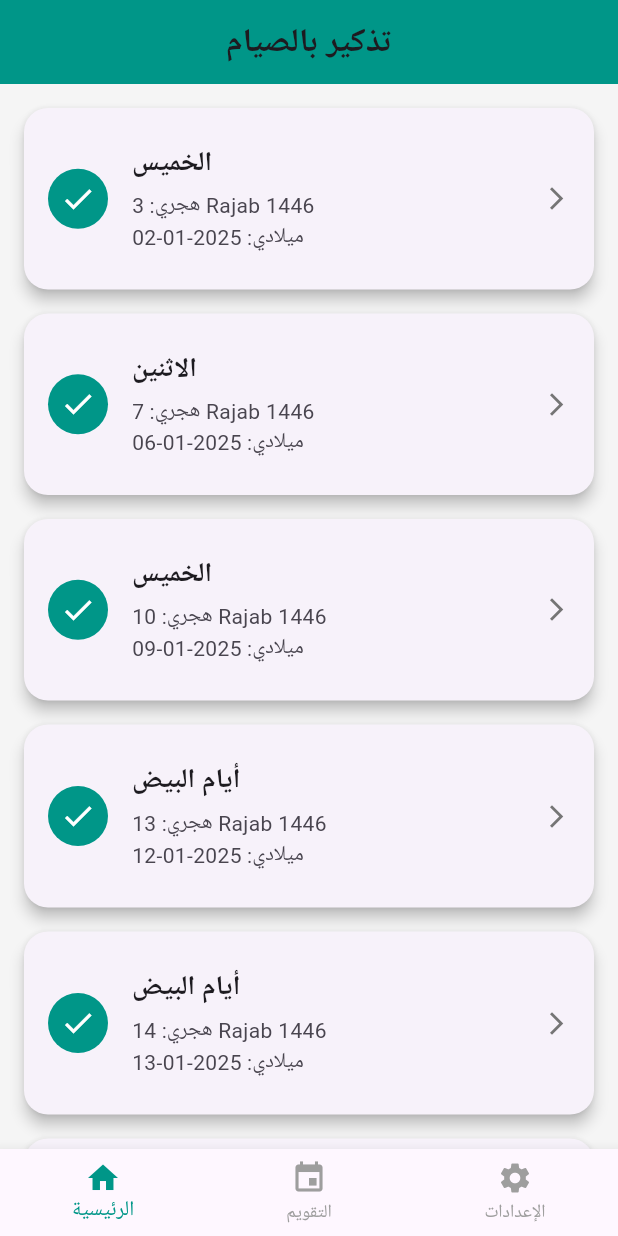
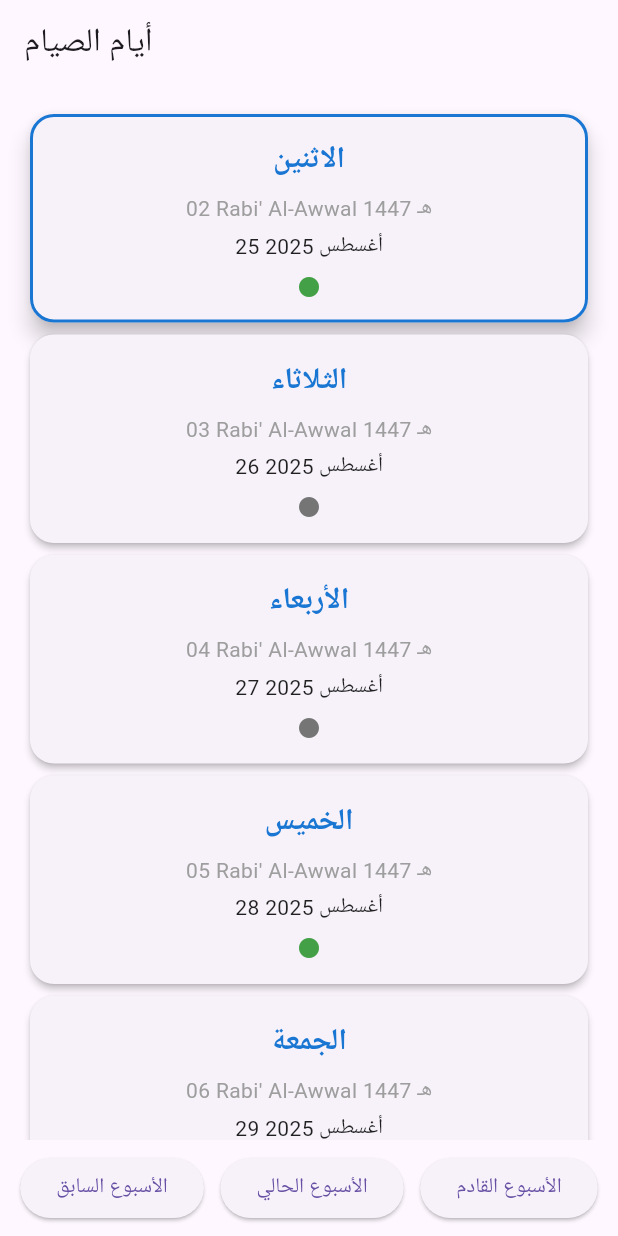
Before and after one commit to SaadElsayed93/SoomApp, a Flutter app: the screen it shows after launch, on a phone screen of 412 x 824 dp. Run offline on Flutter 3.47's test engine with Material 3 defaults, Android fonts, the phone set to English and light mode, and no system bars; our stand-ins replace hijri.

Commit message:
Refactor fasting reminder app: remove unused files, enhance FastingDay model, and improve UI components

```diff
--- /dev/null
+++ b/lib/core/theme/app_colors.dart
@@ -0,0 +1,6 @@
+import 'package:flutter/material.dart';
+
+class AppColors {
+  static const primary = Color(0xFF1976D2);
+  static const background = Color(0xFFF5F5F5);
+}
--- /dev/null
+++ b/lib/core/theme/app_text_styles.dart
@@ -0,0 +1,13 @@
+import 'package:flutter/material.dart';
+import 'app_colors.dart';
+
+class AppTextStyles {
+  static const title = TextStyle(fontSize: 18, fontWeight: FontWeight.bold);
+  static const subtitle = TextStyle(fontSize: 14, color: Colors.grey);
+  static const body = TextStyle(fontSize: 14, color: Colors.black87);
+  static const headline = TextStyle(
+    fontSize: 20,
+    fontWeight: FontWeight.bold,
+    color: AppColors.primary,
+  );
+}
--- /dev/null
+++ b/lib/core/utils/date_helper.dart
@@ -0,0 +1,53 @@
+import 'package:intl/intl.dart';
+import 'package:hijri/hijri_calendar.dart';
+
+class DateHelper {
+  static final Map<String, String> _hijriMonthsMap = {
+    "Muharram": "محرم",
+    "Safar": "صفر",
+    "Rabi al-Awwal": "ربيع الأول",
+    "Rabi al-Thani": "ربيع الآخر",
+    "Jumada al-Awwal": "جمادى الأولى",
+    "Jumada al-Thani": "جمادى الآخرة",
+    "Rajab": "رجب",
+    "Shaban": "شعبان",
+    "Ramadan": "رمضان",
+    "Shawwal": "شوال",
+    "Dhul-Qadah": "ذو القعدة",
+    "Dhul-Hijjah": "ذو الحجة",
+  };
+
+  static String getDayName(DateTime date) {
+    const names = {
+      1: "الاثنين",
+      2: "الثلاثاء",
+      3: "الأربعاء",
+      4: "الخميس",
+      5: "الجمعة",
+      6: "السبت",
+      7: "الأحد",
+    };
+    return names[date.weekday] ?? "";
+  }
+
+  static String formatHijri(DateTime date) {
+    final hijri = HijriCalendar.fromDate(date);
+    String raw = hijri.toFormat("dd MMMM yyyy");
+    _hijriMonthsMap.forEach((en, ar) {
+      raw = raw.replaceAll(en, ar);
+    });
+    return "$raw هـ";
+  }
+
+  static String formatDate(DateTime date) {
+    return DateFormat("dd/MM/yyyy").format(date);
+  }
+
+  static String formatGregorian(DateTime date) {
+    try {
+      return DateFormat("d MMMM yyyy", "ar").format(date);
+    } catch (_) {
+      return DateFormat("d MMMM yyyy").format(date);
+    }
+  }
+}
--- a/lib/main.dart
+++ b/lib/main.dart
@@ -1,22 +1,21 @@
 import 'package:flutter/material.dart';
+import 'package:intl/date_symbol_data_local.dart';
 import 'screens/home_screen.dart';
 
-void main() {
-  runApp(const FastingReminderApp());
+Future<void> main() async {
+  WidgetsFlutterBinding.ensureInitialized();
+  await initializeDateFormatting('ar', null);
+  runApp(const FastingApp());
 }
 
-class FastingReminderApp extends StatelessWidget {
-  const FastingReminderApp({super.key});
+class FastingApp extends StatelessWidget {
+  const FastingApp({super.key});
 
   @override
   Widget build(BuildContext context) {
     return MaterialApp(
-      title: "تذكير بالصيام",
-      theme: ThemeData(
-        primarySwatch: Colors.teal,
-        fontFamily: "Roboto",
-      ),
-      debugShowCheckedModeBanner: false,
+      title: "تطبيق الصيام",
+      theme: ThemeData(primarySwatch: Colors.blue),
       home: const HomeScreen(),
     );
   }
--- a/lib/models/fasting_day.dart
+++ b/lib/models/fasting_day.dart
@@ -1,17 +1,9 @@
-import '../services/fasting_calculator.dart';
+enum FastingType { recommended, forbidden, normal }
 
 class FastingDay {
   final DateTime date;
-  final String nameAr;
-  final String hijriDate;
-  final String gregorianDate;
   final FastingType type;
+  final String? note;
 
-  FastingDay({
-    required this.date,
-    required this.nameAr,
-    required this.hijriDate,
-    required this.gregorianDate,
-    required this.type,
-  });
+  FastingDay({required this.date, required this.type, this.note});
 }
--- a/lib/screens/home_screen.dart
+++ b/lib/screens/home_screen.dart
@@ -1,7 +1,7 @@
 import 'package:flutter/material.dart';
+import '../models/fasting_day.dart';
+import '../widgets/fasting_day_card.dart';
 import '../services/fasting_day_service.dart';
-import '../models/fasting_day.dart';
-import '../services/fasting_calculator.dart';
 
 class HomeScreen extends StatefulWidget {
   const HomeScreen({super.key});
@@ -11,106 +11,72 @@ class HomeScreen extends StatefulWidget {
 }
 
 class _HomeScreenState extends State<HomeScreen> {
-  late Future<List<FastingDay>> fastingDays;
-  int _selectedIndex = 0;
+  DateTime selectedWeekStart = DateTime.now();
 
   @override
   void initState() {
     super.initState();
-    fastingDays = FastingDayService().generateFastingDays(DateTime.now().year);
+    selectedWeekStart = DateTime.now()
+        .subtract(Duration(days: DateTime.now().weekday - 1));
   }
 
   @override
   Widget build(BuildContext context) {
+    final days = FastingDayService.getWeekDays(selectedWeekStart);
+    final today = DateTime.now();
+
     return Scaffold(
-      backgroundColor: const Color(0xfff5f5f5),
-      appBar: AppBar(
-        title: const Text(
-          "تذكير بالصيام",
-          style: TextStyle(
-            fontWeight: FontWeight.bold,
-            fontSize: 22,
+      appBar: AppBar(title: const Text("أيام الصيام")),
+      body: Column(
+        children: [
+          Expanded(
+            child: ListView.builder(
+              padding: const EdgeInsets.all(16),
+              itemCount: days.length,
+              itemBuilder: (context, i) {
+                final isToday = days[i].date.day == today.day &&
+                    days[i].date.month == today.month &&
+                    days[i].date.year == today.year;
+                return FastingDayCard(day: days[i], isToday: isToday);
+              },
+            ),
           ),
-        ),
-        centerTitle: true,
-        backgroundColor: Colors.teal,
-        elevation: 0,
-      ),
-      body: FutureBuilder<List<FastingDay>>(
-        future: fastingDays,
-        builder: (context, snapshot) {
-          if (snapshot.connectionState == ConnectionState.waiting) {
-            return const Center(child: CircularProgressIndicator());
-          } else if (snapshot.hasError) {
-            return Center(child: Text("حصل خطأ: ${snapshot.error}"));
-          } else if (!snapshot.hasData || snapshot.data!.isEmpty) {
-            return const Center(child: Text("لا توجد أيام متاحة"));
-          }
-
-          final days = snapshot.data!;
-
-          return ListView.builder(
-            padding: const EdgeInsets.all(16),
-            itemCount: days.length,
-            itemBuilder: (context, index) {
-              final day = days[index];
-              return Card(
-                shape: RoundedRectangleBorder(
-                  borderRadius: BorderRadius.circular(16),
+          Container(
+            padding: const EdgeInsets.all(8),
+            child: Row(
+              mainAxisAlignment: MainAxisAlignment.spaceAround,
+              children: [
+                ElevatedButton(
+                  onPressed: () {
+                    setState(() {
+                      selectedWeekStart =
+                          selectedWeekStart.subtract(const Duration(days: 7));
+                    });
+                  },
+                  child: const Text("الأسبوع السابق"),
                 ),
-                elevation: 4,
-                margin: const EdgeInsets.only(bottom: 16),
-                child: ListTile(
-                  contentPadding: const EdgeInsets.all(16),
-                  leading: CircleAvatar(
-                    backgroundColor: day.type == FastingType.recommended
-                        ? Colors.teal
-                        : Colors.red,
-                    child: Icon(
-                      day.type == FastingType.recommended
-                          ? Icons.check
-                          : Icons.close,
-                      color: Colors.white,
-                    ),
-                  ),
-                  title: Text(
-                    day.nameAr,
-                    style: const TextStyle(
-                      fontWeight: FontWeight.bold,
-                      fontSize: 18,
-                    ),
-                  ),
-                  subtitle: Column(
-                    crossAxisAlignment: CrossAxisAlignment.start,
-                    children: [
-                      const SizedBox(height: 4),
-                      Text("هجري: ${day.hijriDate}"),
-                      Text("ميلادي: ${day.gregorianDate}"),
-                    ],
-                  ),
-                  trailing: Icon(Icons.arrow_forward_ios,
-                      color: Colors.grey.shade600, size: 18),
-                  onTap: () {
-                    // TODO: نضيف صفحة تفاصيل اليوم
+                ElevatedButton(
+                  onPressed: () {
+                    setState(() {
+                      final now = DateTime.now();
+                      selectedWeekStart =
+                          now.subtract(Duration(days: now.weekday - 1));
+                    });
                   },
+                  child: const Text("الأسبوع الحالي"),
                 ),
-              );
-            },
-          );
-        },
-      ),
-      bottomNavigationBar: BottomNavigationBar(
-        currentIndex: _selectedIndex,
-        onTap: (i) => setState(() => _selectedIndex = i),
-        selectedItemColor: Colors.teal,
-        unselectedItemColor: Colors.grey,
-        items: const [
-          BottomNavigationBarItem(
-              icon: Icon(Icons.home), label: "الرئيسية"),
-          BottomNavigationBarItem(
-              icon: Icon(Icons.event), label: "التقويم"),
-          BottomNavigationBarItem(
-              icon: Icon(Icons.settings), label: "الإعدادات"),
+                ElevatedButton(
+                  onPressed: () {
+                    setState(() {
+                      selectedWeekStart =
+                          selectedWeekStart.add(const Duration(days: 7));
+                    });
+                  },
+                  child: const Text("الأسبوع القادم"),
+                ),
+              ],
+            ),
+          )
         ],
       ),
     );
--- a/lib/services/fasting_calculator.dart
+++ /dev/null
@@ -1,44 +0,0 @@
-import 'package:hijri/hijri_calendar.dart';
-
-enum FastingType { recommended, forbidden, none }
-
-class FastingCalculator {
-  static FastingType getFastingType(DateTime date) {
-    final hijri = HijriCalendar.fromDate(date);
-    final day = hijri.hDay;
-    final month = hijri.hMonth;
-    final weekday = date.weekday;
-
-    // الإثنين والخميس
-    if (weekday == DateTime.monday || weekday == DateTime.thursday) {
-      return FastingType.recommended;
-    }
-
-    // الأيام البيض
-    if ([13, 14, 15].contains(day)) {
-      return FastingType.recommended;
-    }
-
-    // عاشوراء
-    if (month == 1 && day == 10) {
-      return FastingType.recommended;
-    }
-
-    // عرفة
-    if (month == 12 && day == 9) {
-      return FastingType.recommended;
-    }
-
-    // العيدين
-    if ((month == 10 && day == 1) || (month == 12 && day == 10)) {
-      return FastingType.forbidden;
-    }
-
-    // أيام التشريق
-    if (month == 12 && [11, 12, 13].contains(day)) {
-      return FastingType.forbidden;
-    }
-
-    return FastingType.none;
-  }
-}
--- a/lib/services/fasting_day_service.dart
+++ b/lib/services/fasting_day_service.dart
@@ -1,52 +1,37 @@
-import 'package:intl/intl.dart';
-import 'package:hijri/hijri_calendar.dart';
+import 'package:flutter/material.dart';
 import '../models/fasting_day.dart';
-import 'fasting_calculator.dart';
 
 class FastingDayService {
-  Future<List<FastingDay>> generateFastingDays(int year) async {
-    List<FastingDay> days = [];
-    final start = DateTime(year, 1, 1);
-    final end = DateTime(year, 12, 31);
-    final formatter = DateFormat('yyyy-MM-dd');
+  /// دالة ترجع نوع اليوم (مستحب / منهي / عادي)
+  static FastingType classifyDay(DateTime date) {
+    // الاثنين والخميس مستحب
+    if (date.weekday == DateTime.monday || date.weekday == DateTime.thursday) {
+      return FastingType.recommended;
+    }
 
-    DateTime current = start;
-    while (current.isBefore(end) || current.isAtSameMomentAs(end)) {
-      final type = FastingCalculator.getFastingType(current);
-      if (type != FastingType.none) {
-        final hijri = HijriCalendar.fromDate(current);
-        days.add(
-          FastingDay(
-            date: current,
-            nameAr: _getName(day: hijri, type: type, weekday: current.weekday),
-            hijriDate: "${hijri.hDay} ${hijri.longMonthName} ${hijri.hYear}",
-            gregorianDate: formatter.format(current),
-            type: type,
-          ),
-        );
-      }
-      current = current.add(const Duration(days: 1));
+    // الجمعة منفردة منهي عنها
+    if (date.weekday == DateTime.friday) {
+      return FastingType.forbidden;
     }
-    return days;
+
+    // TODO: تقدر تضيف هنا الأيام الخاصة زي عاشوراء، عرفة، الأيام البيض... الخ
+    // مثال:
+    // if (isArafa(date)) return FastingType.recommended;
+
+    return FastingType.normal;
   }
 
-  String _getName({
-    required HijriCalendar day,
-    required FastingType type,
-    required int weekday,
-  }) {
-    if (type == FastingType.recommended) {
-      if (day.hDay == 10 && day.hMonth == 1) return "يوم عاشوراء";
-      if (day.hDay == 9 && day.hMonth == 12) return "يوم عرفة";
-      if ([13, 14, 15].contains(day.hDay)) return "أيام البيض";
-      if (weekday == DateTime.monday) return "الاثنين";
-      if (weekday == DateTime.thursday) return "الخميس";
-    } else if (type == FastingType.forbidden) {
-      if (day.hDay == 1 && day.hMonth == 10) return "عيد الفطر";
-      if (day.hDay == 10 && day.hMonth == 12) return "عيد الأضحى";
-      if (day.hMonth == 12 && [11, 12, 13].contains(day.hDay))
-        return "أيام التشريق";
-    }
-    return "يوم";
+  /// دالة تجيب الأسبوع كله (من الاثنين → الأحد مثلاً)
+  static List<FastingDay> getWeekDays(DateTime start) {
+    return List.generate(7, (i) {
+      final date = start.add(Duration(days: i));
+      return FastingDay(date: date, type: classifyDay(date));
+    });
+  }
+
+  /// مثال لدالة تحدد يوم عرفة
+  static bool isArafa(DateTime date) {
+    // يوم 9 ذو الحجة (مش متحقق 100% بدون مكتبة هجري دقيقة)
+    return date.day == 9 && date.month == 6; // مؤقت بس
   }
 }
--- /dev/null
+++ b/lib/widgets/fasting_day_card.dart
@@ -0,0 +1,62 @@
+import 'package:flutter/material.dart';
+import '../models/fasting_day.dart';
+import '../core/utils/date_helper.dart';
+import '../core/theme/app_colors.dart';
+import '../core/theme/app_text_styles.dart';
+import '../screens/fasting_detail_screen.dart';
+
+class FastingDayCard extends StatelessWidget {
+  final FastingDay day;
+  final bool isToday;
+
+  const FastingDayCard({super.key, required this.day, this.isToday = false});
+
+  @override
+  Widget build(BuildContext context) {
+    Color typeColor;
+    switch (day.type) {
+      case FastingType.recommended:
+        typeColor = Colors.green.shade600;
+        break;
+      case FastingType.forbidden:
+        typeColor = Colors.red.shade600;
+        break;
+      default:
+        typeColor = Colors.grey.shade600;
+    }
+
+    return GestureDetector(
+      onTap: () => Navigator.push(
+        context,
+        MaterialPageRoute(builder: (_) => FastingDetailScreen(day: day)),
+      ),
+      child: Card(
+        elevation: isToday ? 6 : 2,
+        shape: RoundedRectangleBorder(
+          borderRadius: BorderRadius.circular(16),
+          side: isToday
+              ? BorderSide(color: AppColors.primary, width: 2)
+              : BorderSide.none,
+        ),
+        child: Padding(
+          padding: const EdgeInsets.all(16),
+          child: Column(
+            crossAxisAlignment: CrossAxisAlignment.center,
+            children: [
+              Text(DateHelper.getDayName(day.date),
+                  style: AppTextStyles.headline),
+              const SizedBox(height: 8),
+              Text(DateHelper.formatHijri(day.date),
+                  style: AppTextStyles.subtitle),
+              const SizedBox(height: 4),
+              Text(DateHelper.formatGregorian(day.date),
+                  style: AppTextStyles.body),
+              const SizedBox(height: 8),
+              Icon(Icons.circle, color: typeColor, size: 16),
+            ],
+          ),
+        ),
+      ),
+    );
+  }
+}
```
Also changed, not shown: lib/data/fasting_day_service.dart (deleted, +0 -11 lines), lib/data/fasting_days_data.dart (added, +55 -0 lines), lib/screens/details_screen.dart (deleted, +0 -37 lines), lib/screens/fasting_detail_screen.dart (added, +107 -0 lines), lib/screens/settings_screen.dart (deleted, +0 -12 lines), lib/widgets/custom_appbar.dart (added, +20 -0 lines), lib/widgets/fasting_card.dart (deleted, +0 -33 lines).
